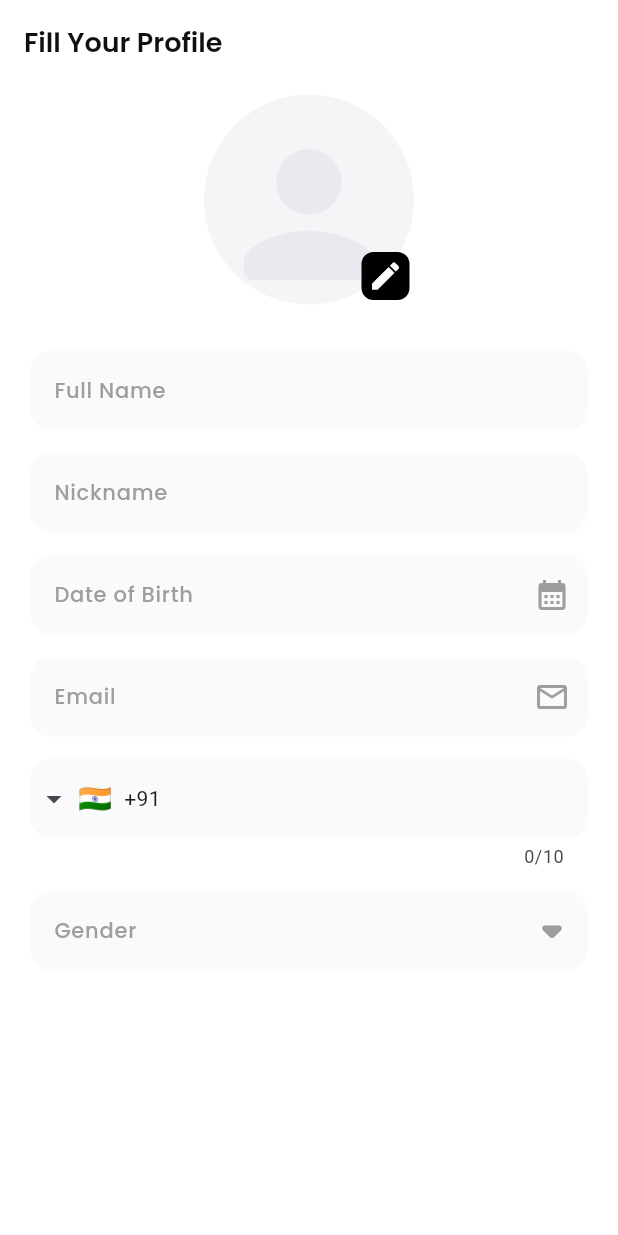
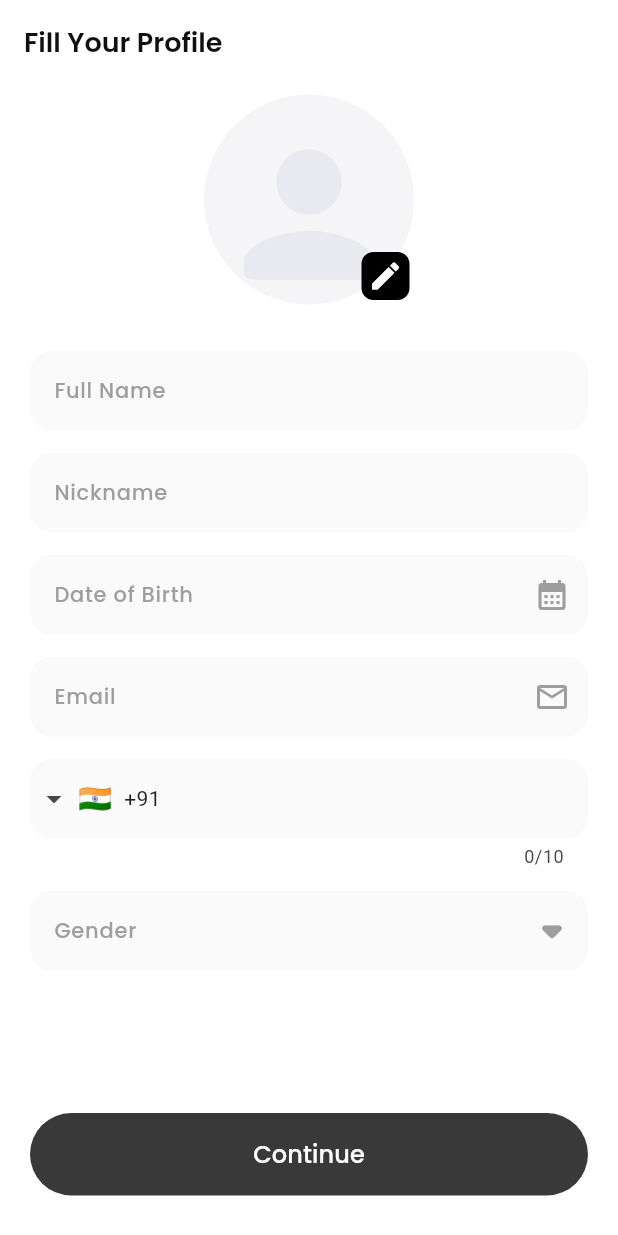
Before and after one commit to Aman-Singh-Rawat/E-Commerce-App, a Flutter app: the screen it shows after launch, on a phone screen of 412 x 824 dp. Run offline on Flutter 3.47's test engine with Material 3 defaults, Android fonts, the phone set to English and light mode, and no system bars; drawn by our look-alikes of intl_phone_field; our stand-ins replace flutter_svg, google_fonts.

Commit message:
btn adding

```diff
--- a/lib/ui/screens/profile/fill_profile.dart
+++ b/lib/ui/screens/profile/fill_profile.dart
@@ -2,6 +2,8 @@ import 'dart:math';
 
 import 'package:flutter/material.dart';
 import 'package:google_fonts/google_fonts.dart';
+import 'package:shoesy/ui/screens/profile/fill_profile_input_widgets.dart';
+import 'package:shoesy/ui/widgets/custom_button.dart';
 import 'package:shoesy/utils/converters.dart';
 import 'package:shoesy/utils/profile_enum.dart';
 
@@ -15,120 +17,6 @@ class FillProfile extends StatefulWidget {
 }
 
 class _FillProfileState extends State<FillProfile> {
-  DateTime? _selectedDate;
-  String? _selectedGender;
-
-  final Map<ProfileEnum, TextEditingController> _controllers = {
-    ProfileEnum.fullName: TextEditingController(), // 0 -> full name
-    ProfileEnum.nickName: TextEditingController(), // 1 -> nickname
-    ProfileEnum.dateOfBirth: TextEditingController(), // 2 -> D.O.B
-    ProfileEnum.email: TextEditingController(), // 3 -> Email
-    ProfileEnum.phoneNumber: TextEditingController(), // 4 -> PhoneNumber
-    ProfileEnum.gender: TextEditingController(), // 5 -> Gender
-  };
-
-  void _changeGender(String? value) {
-    setState(() {
-      _selectedGender = value;
-    });
-    _controllers[ProfileEnum.gender]?.text = value ?? "";
-    Navigator.of(context).pop();
-  }
-
-  final _textStyle = GoogleFonts.poppins(
-    color: const Color(0xFF101010),
-    fontSize: 15,
-    fontWeight: FontWeight.w500,
-  );
-
-  void _showGenderDialog() {
-    showDialog(
-      context: context,
-      builder: (context) {
-        return AlertDialog(
-          title: Text(
-            "Select Gender",
-            style: GoogleFonts.poppins(
-              color: const Color(0xFF101010),
-              fontWeight: FontWeight.w500,
-            ),
-          ),
-          shadowColor: const Color(0xFF101010),
-          actionsAlignment: MainAxisAlignment.start,
-          actions: [
-            RadioListTile(
-              title: Text(
-                "Male",
-                style: _textStyle,
-              ),
-              activeColor: const Color(0xFF101010),
-              value: "Male",
-              groupValue: _selectedGender,
-              onChanged: _changeGender,
-            ),
-            RadioListTile(
-              title: Text(
-                "Female",
-                style: _textStyle,
-              ),
-              activeColor: const Color(0xFF101010),
-              value: "Female",
-              groupValue: _selectedGender,
-              onChanged: _changeGender,
-            ),
-            RadioListTile(
-              title: Text(
-                "Others",
-                style: _textStyle,
-              ),
-              activeColor: const Color(0xFF101010),
-              value: "Others",
-              groupValue: _selectedGender,
-              onChanged: _changeGender,
-            )
-          ],
-        );
-      },
-    );
-  }
-
-  @override
-  void initState() {
-    super.initState();
-    _controllers.forEach((key, controller) {
-      controller.addListener(() {
-        setState(() {});
-      });
-    });
-  }
-
-  @override
-  void dispose() {
-    super.dispose();
-    _controllers.forEach((key, controller) {
-      controller.addListener(() {
-        setState(() {});
-      });
-    });
-  }
-
-  Future<void> _selectDate(BuildContext context) async {
-    final DateTime? pickedDate = await showDatePicker(
-      context: context,
-      initialDate: DateTime(2004, 7, 12),
-      firstDate: DateTime(1947),
-      lastDate: DateTime(2024),
-    );
-
-    if (pickedDate != null) {
-      setState(() {
-        _controllers[ProfileEnum.dateOfBirth]?.text =
-            getFormattedDate(pickedDate) ?? "";
-        _selectedDate = pickedDate;
-      });
-    }
-  }
-
   @override
   Widget build(BuildContext context) {
     return Scaffold(
@@ -191,45 +79,7 @@ class _FillProfileState extends State<FillProfile> {
                 ],
               ),
               const SizedBox(height: 24),
-              CustomTextField(
-                hintText: "Full Name",
-                controller: _controllers[ProfileEnum.fullName]!,
-                inputType: TextInputType.name,
-              ),
-              CustomTextField(
-                hintText: "Nickname",
-                controller: _controllers[ProfileEnum.nickName]!,
-                inputType: TextInputType.name,
-              ),
-              CustomTextField(
-                hintText: "Date of Birth",
-                controller: _controllers[ProfileEnum.dateOfBirth]!,
-                isEnabled: true,
-                onClicked: () {
-                  _selectDate(context);
-                },
-                inputType: TextInputType.datetime,
-                suffixIcon: Icons.calendar_month,
-              ),
-              CustomTextField(
-                hintText: "Email",
-                controller: _controllers[ProfileEnum.email]!,
-                inputType: TextInputType.emailAddress,
-                suffixIcon: Icons.email_outlined,
-              ),
-              CustomTextField(
-                hintText: "Phone Number",
-                controller: _controllers[ProfileEnum.phoneNumber]!,
-                inputType: TextInputType.datetime,
-              ),
-              CustomTextField(
-                hintText: "Gender",
-                isEnabled: true,
-                onClicked: _showGenderDialog,
-                controller: _controllers[ProfileEnum.gender]!,
-                inputType: TextInputType.emailAddress,
-                suffixIcon: Icons.arrow_drop_down_rounded,
-              ),
+              const FillProfileInputWidgets(),
             ],
           ),
         ),
--- /dev/null
+++ b/lib/ui/screens/profile/fill_profile_input_widgets.dart
@@ -0,0 +1,191 @@
+import 'package:flutter/material.dart';
+import 'package:google_fonts/google_fonts.dart';
+
+import '../../../utils/converters.dart';
+import '../../../utils/fill_profile_property.dart';
+import '../../../utils/profile_enum.dart';
+import '../../widgets/custom_button.dart';
+import '../../widgets/custom_textfield.dart';
+
+class FillProfileInputWidgets extends StatefulWidget {
+  const FillProfileInputWidgets({super.key});
+
+  @override
+  State<FillProfileInputWidgets> createState() => _FillProfileInputWidgets();
+}
+
+class _FillProfileInputWidgets extends State<FillProfileInputWidgets> {
+  bool _isBtnEnabled = false;
+  String? _selectedGender;
+
+  final _textStyle = GoogleFonts.poppins(
+    color: const Color(0xFF101010),
+    fontSize: 15,
+    fontWeight: FontWeight.w500,
+  );
+
+  void _showGenderDialog() {
+    showDialog(
+      context: context,
+      builder: (context) {
+        return AlertDialog(
+          title: Text(
+            "Select Gender",
+            style: GoogleFonts.poppins(
+              color: const Color(0xFF101010),
+              fontWeight: FontWeight.w500,
+            ),
+          ),
+          shadowColor: const Color(0xFF101010),
+          actionsAlignment: MainAxisAlignment.start,
+          actions: [
+            RadioListTile(
+              title: Text(
+                "Male",
+                style: _textStyle,
+              ),
+              activeColor: const Color(0xFF101010),
+              value: "Male",
+              groupValue: _selectedGender,
+              onChanged: _changeGender,
+            ),
+            RadioListTile(
+              title: Text(
+                "Female",
+                style: _textStyle,
+              ),
+              activeColor: const Color(0xFF101010),
+              value: "Female",
+              groupValue: _selectedGender,
+              onChanged: _changeGender,
+            ),
+            RadioListTile(
+              title: Text(
+                "Others",
+                style: _textStyle,
+              ),
+              activeColor: const Color(0xFF101010),
+              value: "Others",
+              groupValue: _selectedGender,
+              onChanged: _changeGender,
+            )
+          ],
+        );
+      },
+    );
+  }
+
+  void _changeGender(String? value) {
+    setState(() {
+      _selectedGender = value;
+    });
+    controllers[ProfileEnum.gender]?.text = value ?? "";
+    Navigator.of(context).pop();
+  }
+
+  Future<void> _selectDate(BuildContext context) async {
+    final DateTime? pickedDate = await showDatePicker(
+      context: context,
+      initialDate: DateTime(2004, 7, 12),
+      firstDate: DateTime(1947),
+      lastDate: DateTime(2024),
+    );
+
+    if (pickedDate != null) {
+      setState(() {
+        controllers[ProfileEnum.dateOfBirth]?.text =
+            getFormattedDate(pickedDate) ?? "";
+      });
+    }
+  }
+
+  @override
+  Widget build(BuildContext context) {
+    return Column(
+      children: [
+        CustomTextField(
+          hintText: "Full Name",
+          controller: controllers[ProfileEnum.fullName]!,
+          inputType: TextInputType.name,
+        ),
+        CustomTextField(
+          hintText: "Nickname",
+          controller: controllers[ProfileEnum.nickName]!,
+          inputType: TextInputType.name,
+        ),
+        CustomTextField(
+          hintText: "Date of Birth",
+          controller: controllers[ProfileEnum.dateOfBirth]!,
+          isEnabled: true,
+          onClicked: () {
+            _selectDate(context);
+          },
+          inputType: TextInputType.datetime,
+          suffixIcon: Icons.calendar_month,
+        ),
+        CustomTextField(
+          hintText: "Email",
+          controller: controllers[ProfileEnum.email]!,
+          inputType: TextInputType.emailAddress,
+          suffixIcon: Icons.email_outlined,
+        ),
+        CustomTextField(
+          hintText: "Phone Number",
+          controller: controllers[ProfileEnum.phoneNumber]!,
+          inputType: TextInputType.datetime,
+        ),
+        CustomTextField(
+          hintText: "Gender",
+          isEnabled: true,
+          onClicked: _showGenderDialog,
+          controller: controllers[ProfileEnum.gender]!,
+          inputType: TextInputType.emailAddress,
+          suffixIcon: Icons.arrow_drop_down_rounded,
+        ),
+        Container(
+          padding: const EdgeInsets.only(top: 80),
+          width: double.infinity,
+          child: CustomButton(
+            onPressedCallback: () {},
+            btnText: "Continue",
+            btnColor: _isBtnEnabled
+                ? const Color(0xFF101010)
+                : const Color(0xFF393939),
+            btnElevation: _isBtnEnabled ? 8 : 0,
+          ),
+        ),
+        const SizedBox(height: 20),
+      ],
+    );
+  }
+
+  void _checkIfAllFieldsFilled() {
+    setState(() {
+      _isBtnEnabled = true;
+      controllers.forEach((key, value) {
+        if (value.text.isEmpty) {
+          _isBtnEnabled = false;
+        }
+      });
+    });
+  }
+
+  /* lifecycle methods */
+  @override
+  void initState() {
+    super.initState();
+    controllers.forEach((key, controller) {
+      controller.addListener(_checkIfAllFieldsFilled);
+    });
+  }
+
+  @override
+  void dispose() {
+    super.dispose();
+    controllers.forEach((key, controller) {
+      controller.addListener(() {
+        setState(() {});
+      });
+    });
+  }
+}
--- /dev/null
+++ b/lib/utils/fill_profile_property.dart
@@ -0,0 +1,11 @@
+import 'package:flutter/cupertino.dart';
+import 'package:shoesy/utils/profile_enum.dart';
+
+final Map<ProfileEnum, TextEditingController> controllers = {
+  ProfileEnum.fullName: TextEditingController(), // 0 -> full name
+  ProfileEnum.nickName: TextEditingController(), // 1 -> nickname
+  ProfileEnum.dateOfBirth: TextEditingController(), // 2 -> D.O.B
+  ProfileEnum.email: TextEditingController(), // 3 -> Email
+  ProfileEnum.phoneNumber: TextEditingController(), // 4 -> PhoneNumber
+  ProfileEnum.gender: TextEditingController(), // 5 -> Gender
+};
```
